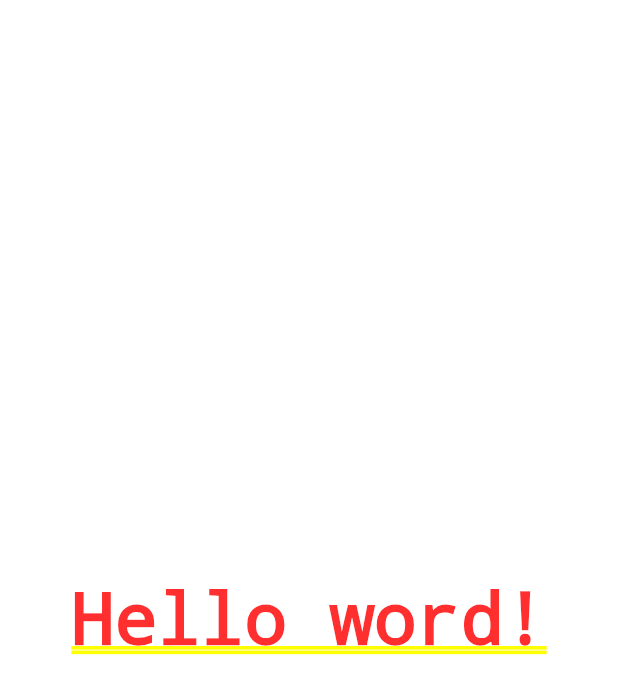
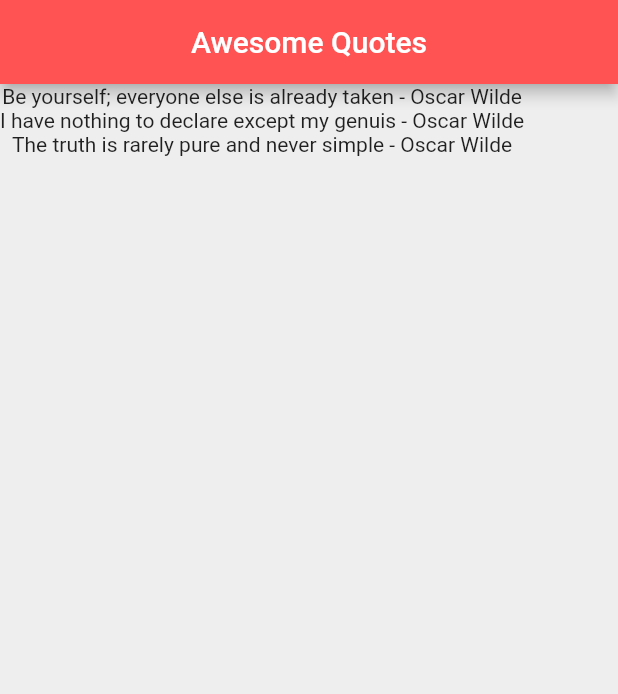
Before and after one commit to oreoluwa-bs/Flutter-Practice, a Flutter app: the screen it shows after launch, on a phone screen of 412 x 824 dp. Shown: the top 694 px of the screen. Run offline on Flutter 3.47's test engine with Material 2 defaults, Android fonts, the phone set to English and light mode, and no system bars.

Commit message:
Using Lists

```diff
--- a/lib/main.dart
+++ b/lib/main.dart
@@ -1,7 +1,43 @@
 import 'package:flutter/material.dart';
 
-void main() => runApp(MaterialApp(
-      home: Center(
-        child: Text('Hello word!'),
+import 'quote.dart';
+
+void main() => runApp(
+      MaterialApp(
+        home: QuoteList(),
       ),
-    ));
+    );
+
+class QuoteList extends StatefulWidget {
+  @override
+  _QuoteListState createState() => _QuoteListState();
+}
+
+class _QuoteListState extends State<QuoteList> {
+  List<Quote> quotes = [
+    Quote(
+        author: 'Oscar Wilde',
+        text: 'Be yourself; everyone else is already taken'),
+    Quote(
+        author: 'Oscar Wilde',
+        text: 'I have nothing to declare except my genuis'),
+    Quote(
+        author: 'Oscar Wilde',
+        text: 'The truth is rarely pure and never simple'),
+  ];
+
+  @override
+  Widget build(BuildContext context) {
+    return Scaffold(
+      backgroundColor: Colors.grey[200],
+      appBar: AppBar(
+        title: Text('Awesome Quotes'),
+        centerTitle: true,
+        backgroundColor: Colors.redAccent,
+      ),
+      body: Column(
+        children: quotes.map((quote) => Text('${quote.text} - ${quote.author}')).toList(),
+      ),
+    );
+  }
+}
--- /dev/null
+++ b/lib/quote.dart
@@ -0,0 +1,6 @@
+class Quote {
+  String text;
+  String author;
+
+  Quote({this.text, this.author});
+}
```
Also changed, not shown: 1 other file.
